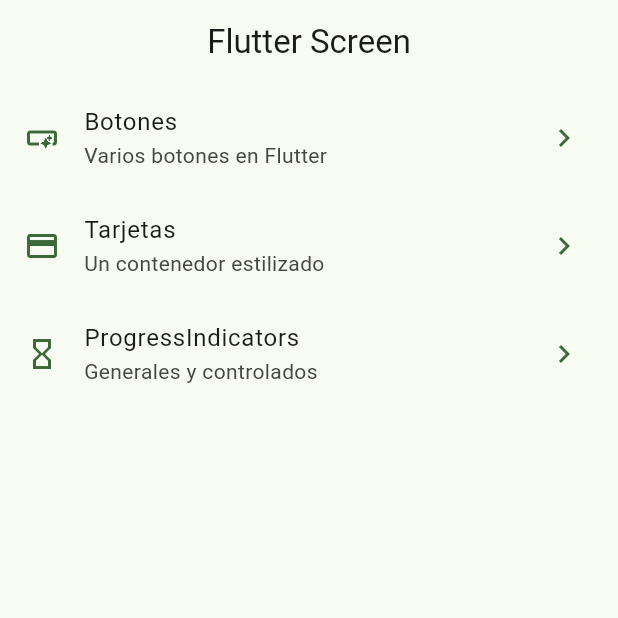
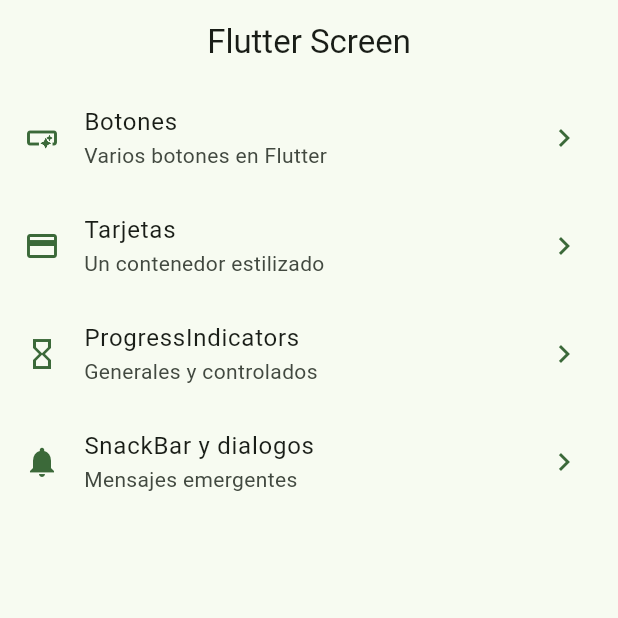
Before and after one commit to Anyel-ec/Widgets-App-Flutter, a Flutter app: the screen it shows after launch, on a phone screen of 412 x 824 dp, the top half of it. Run offline on Flutter 3.47's test engine with Material 3 defaults, Android fonts, the phone set to English and light mode, and no system bars; our stand-ins replace go_router.

Commit message:
add snackbar and the routes

```diff
--- a/lib/config/menu/menu_items.dart
+++ b/lib/config/menu/menu_items.dart
@@ -31,7 +31,14 @@
     subtitle: 'Generales y controlados',
     link: '/progress',
     icon: Icons.hourglass_empty
-  )
+  ),
+
+  MenuItem(
+    title: 'SnackBar y dialogos',
+    subtitle: 'Mensajes emergentes',
+    link: '/snackbar',
+    icon: Icons.notifications
+  ),
 
 
   // MenuItem(
--- a/lib/config/router/app_router.dart
+++ b/lib/config/router/app_router.dart
@@ -2,7 +2,7 @@
 import 'package:widgets_app/presentation/screen/screens.dart';
 
 // GoRouter configuration
-final appRouter  = GoRouter(
+final appRouter = GoRouter(
   initialLocation: '/',
   routes: [
     GoRoute(
@@ -10,13 +10,11 @@
       name: HomeScreen.name,
       builder: (context, state) => const HomeScreen(),
     ),
-
     GoRoute(
       path: '/buttons',
       name: ButtonsScreen.name,
       builder: (context, state) => const ButtonsScreen(),
     ),
-
     GoRoute(
       path: '/cards',
       name: CardsScreen.name,
@@ -26,7 +24,11 @@
       path: '/progress',
       name: ProgressScren.name,
       builder: (context, state) => const ProgressScren(),
-      )
-
+    ),
+    GoRoute(
+      path: '/snackbar',
+      name: SnackBarScreen.name,
+      builder: (context, state) => const SnackBarScreen(),
+    )
   ],
 );
```
Also changed, not shown: lib/presentation/screen/snackbar/snackbar_screen.dart (+25 -1 lines).
